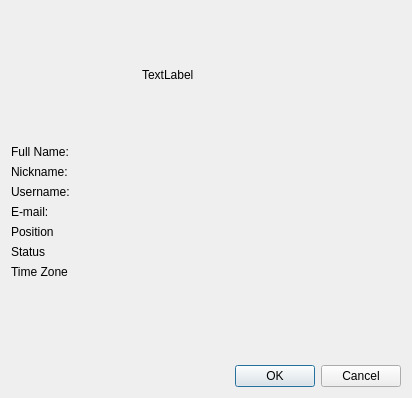
nuclear868/mattermost-qt, file sources/user-profile/UserProfileDialog.ui: the form before one commit.
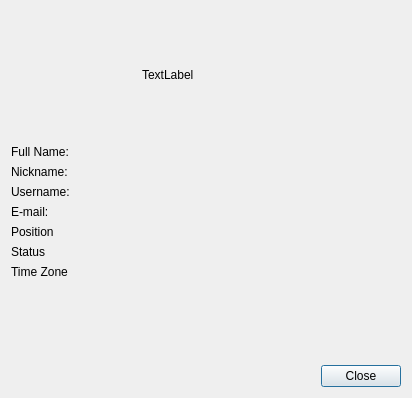
The form after the commit.

Commit message: Add context menu for user list dialog, so that user profile can be accessed. Removed unneeded buttons

Diff of the .ui file:
```diff
--- a/sources/user-profile/UserProfileDialog.ui
+++ b/sources/user-profile/UserProfileDialog.ui
@@ -178,7 +178,7 @@
       <enum>Qt::Horizontal</enum>
      </property>
      <property name="standardButtons">
-      <set>QDialogButtonBox::Cancel|QDialogButtonBox::Ok</set>
+      <set>QDialogButtonBox::Close</set>
      </property>
     </widget>
    </item>
```
The commit also changes 3 other files.
